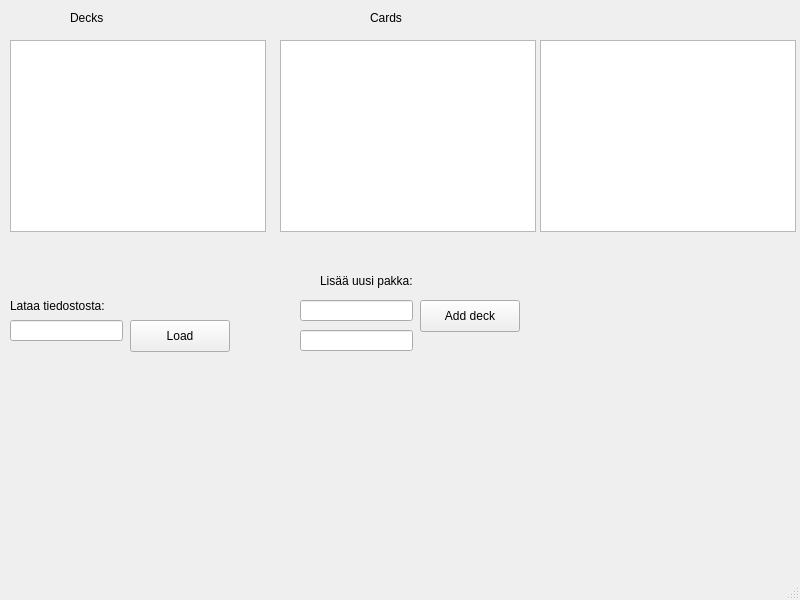
suvikristiin/programming3, file student/07/flashcards_gui/mainwindow.ui: the form before one commit.
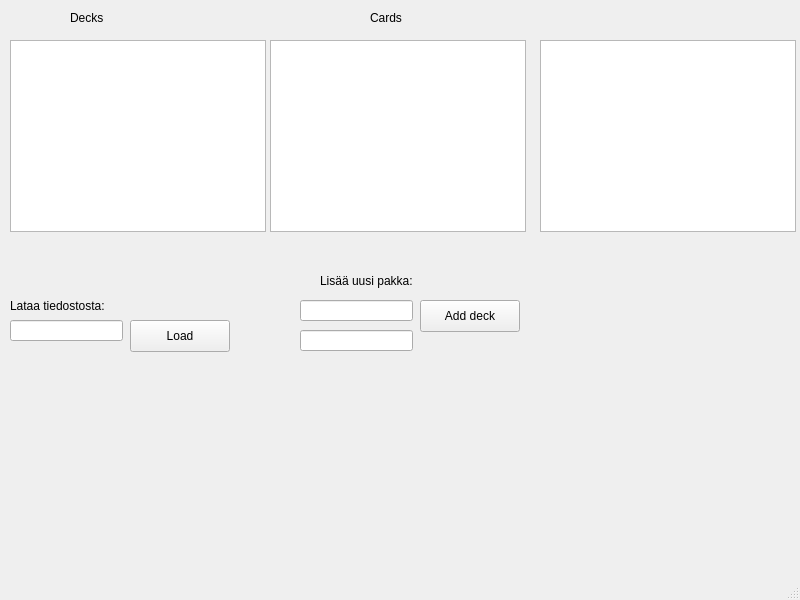
The form after the commit.

Commit message: add a method that updates the names of the decks in the ListWidget

The edit to the form file:
```diff
--- a/student/07/flashcards_gui/mainwindow.ui
+++ b/student/07/flashcards_gui/mainwindow.ui
@@ -14,26 +14,6 @@
    <string>MainWindow</string>
   </property>
   <widget class="QWidget" name="centralwidget">
-   <widget class="QListView" name="DecksListView">
-    <property name="geometry">
-     <rect>
-      <x>10</x>
-      <y>40</y>
-      <width>256</width>
-      <height>192</height>
-     </rect>
-    </property>
-   </widget>
-   <widget class="QListView" name="listView_2">
-    <property name="geometry">
-     <rect>
-      <x>280</x>
-      <y>40</y>
-      <width>256</width>
-      <height>192</height>
-     </rect>
-    </property>
-   </widget>
    <widget class="QListView" name="listView_3">
     <property name="geometry">
      <rect>
@@ -152,6 +132,26 @@
      </rect>
     </property>
    </widget>
+   <widget class="QListWidget" name="decksListWidget">
+    <property name="geometry">
+     <rect>
+      <x>10</x>
+      <y>40</y>
+      <width>256</width>
+      <height>192</height>
+     </rect>
+    </property>
+   </widget>
+   <widget class="QListWidget" name="listWidget_2">
+    <property name="geometry">
+     <rect>
+      <x>270</x>
+      <y>40</y>
+      <width>256</width>
+      <height>192</height>
+     </rect>
+    </property>
+   </widget>
   </widget>
   <widget class="QMenuBar" name="menubar">
    <property name="geometry">
```
The commit also changes 1 other file.
